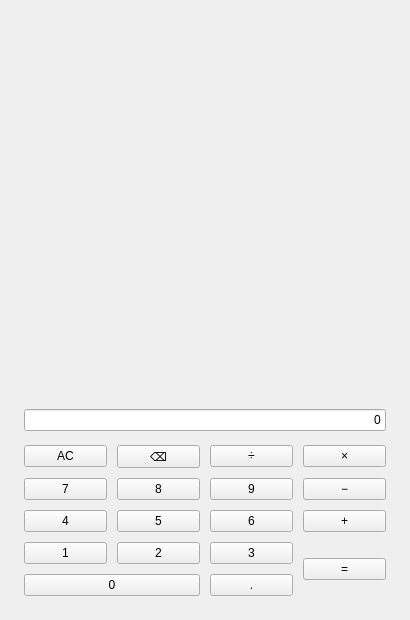
The window that src/mainwindow.ui (xaoruan/Qt-lab1) describes before a commit, drawn with Qt 5.
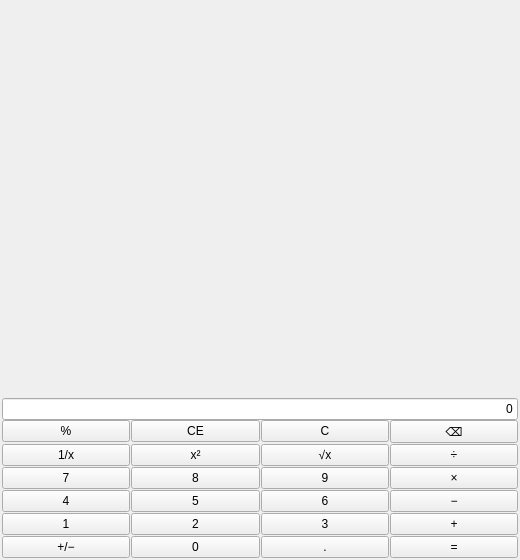
The same window after the commit.

What changed in the file:
```diff
--- a/src/mainwindow.ui
+++ b/src/mainwindow.ui
@@ -6,8 +6,8 @@
    <rect>
     <x>0</x>
     <y>0</y>
-    <width>410</width>
-    <height>620</height>
+    <width>520</width>
+    <height>560</height>
    </rect>
   </property>
   <property name="windowTitle">
@@ -16,19 +16,19 @@
   <widget class="QWidget" name="centralwidget">
    <layout class="QVBoxLayout" name="mainLayout">
     <property name="spacing">
-     <number>14</number>
+     <number>0</number>
     </property>
     <property name="leftMargin">
-     <number>24</number>
+     <number>2</number>
     </property>
     <property name="topMargin">
-     <number>22</number>
+     <number>2</number>
     </property>
     <property name="rightMargin">
-     <number>24</number>
+     <number>2</number>
     </property>
     <property name="bottomMargin">
-     <number>24</number>
+     <number>2</number>
     </property>
     <item>
      <widget class="QLabel" name="lblExpression">
@@ -58,93 +58,135 @@
     </item>
     <item>
      <layout class="QGridLayout" name="buttonGrid">
-      <property name="horizontalSpacing">
-       <number>10</number>
-      </property>
-      <property name="verticalSpacing">
-       <number>10</number>
-      </property>
+      <property name="horizontalSpacing"><number>1</number></property>
+      <property name="verticalSpacing"><number>1</number></property>
+      <property name="leftMargin"><number>0</number></property>
+      <property name="topMargin"><number>0</number></property>
+      <property name="rightMargin"><number>0</number></property>
+      <property name="bottomMargin"><number>0</number></property>
       <item row="0" column="0">
+       <widget class="QPushButton" name="btnPercent">
+        <property name="text"><string>%</string></property>
+        <property name="role" stdset="0"><string>function</string></property>
+        <property name="accessibleName"><string>百分号</string></property>
+       </widget>
+      </item>
+      <item row="0" column="1">
+       <widget class="QPushButton" name="btnClearEntry">
+        <property name="text"><string>CE</string></property>
+        <property name="role" stdset="0"><string>function</string></property>
+        <property name="accessibleName"><string>清除当前输入</string></property>
+       </widget>
+      </item>
+      <item row="0" column="2">
        <widget class="QPushButton" name="btnClear">
-        <property name="text"><string>AC</string></property>
+        <property name="text"><string>C</string></property>
         <property name="role" stdset="0"><string>function</string></property>
         <property name="accessibleName"><string>全部清除</string></property>
        </widget>
       </item>
-      <item row="0" column="1">
+      <item row="0" column="3">
        <widget class="QPushButton" name="btnBackspace">
         <property name="text"><string>⌫</string></property>
         <property name="role" stdset="0"><string>function</string></property>
         <property name="accessibleName"><string>退格</string></property>
        </widget>
       </item>
-      <item row="0" column="2">
-       <widget class="QPushButton" name="btnDivide">
-        <property name="text"><string>÷</string></property>
-        <property name="role" stdset="0"><string>operator</string></property>
-        <property name="accessibleName"><string>除</string></property>
-       </widget>
-      </item>
-      <item row="0" column="3">
-       <widget class="QPushButton" name="btnMultiply">
-        <property name="text"><string>×</string></property>
-        <property name="role" stdset="0"><string>operator</string></property>
-        <property name="accessibleName"><string>乘</string></property>
-       </widget>
-      </item>
       <item row="1" column="0">
-       <widget class="QPushButton" name="btn7"><property name="text"><string>7</string></property><property name="accessibleName"><string>数字7</string></property></widget>
+       <widget class="QPushButton" name="btnReciprocal">
+        <property name="text"><string>1/x</string></property>
+        <property name="role" stdset="0"><string>function</string></property>
+        <property name="accessibleName"><string>倒数</string></property>
+       </widget>
       </item>
       <item row="1" column="1">
-       <widget class="QPushButton" name="btn8"><property name="text"><string>8</string></property><property name="accessibleName"><string>数字8</string></property></widget>
+       <widget class="QPushButton" name="btnSquare">
+        <property name="text"><string>x²</string></property>
+        <property name="role" stdset="0"><string>function</string></property>
+        <property name="accessibleName"><string>平方</string></property>
+       </widget>
       </item>
       <item row="1" column="2">
-       <widget class="QPushButton" name="btn9"><property name="text"><string>9</string></property><property name="accessibleName"><string>数字9</string></property></widget>
+       <widget class="QPushButton" name="btnSqrt">
+        <property name="text"><string>√x</string></property>
+        <property name="role" stdset="0"><string>function</string></property>
+        <property name="accessibleName"><string>平方根</string></property>
+       </widget>
       </item>
       <item row="1" column="3">
-       <widget class="QPushButton" name="btnSubtract">
-        <property name="text"><string>−</string></property>
+       <widget class="QPushButton" name="btnDivide">
+        <property name="text"><string>÷</string></property>
         <property name="role" stdset="0"><string>operator</string></property>
-        <property name="accessibleName"><string>减</string></property>
+        <property name="accessibleName"><string>除</string></property>
        </widget>
       </item>
       <item row="2" column="0">
-       <widget class="QPushButton" name="btn4"><property name="text"><string>4</string></property><property name="accessibleName"><string>数字4</string></property></widget>
+       <widget class="QPushButton" name="btn7"><property name="text"><string>7</string></property><property name="accessibleName"><string>数字7</string></property></widget>
       </item>
       <item row="2" column="1">
-       <widget class="QPushButton" name="btn5"><property name="text"><string>5</string></property><property name="accessibleName"><string>数字5</string></property></widget>
+       <widget class="QPushButton" name="btn8"><property name="text"><string>8</string></property><property name="accessibleName"><string>数字8</string></property></widget>
       </item>
       <item row="2" column="2">
-       <widget class="QPushButton" name="btn6"><property name="text"><string>6</string></property><property name="accessibleName"><string>数字6</string></property></widget>
+       <widget class="QPushButton" name="btn9"><property name="text"><string>9</string></property><property name="accessibleName"><string>数字9</string></property></widget>
       </item>
       <item row="2" column="3">
-       <widget class="QPushButton" name="btnAdd">
-        <property name="text"><string>+</string></property>
+       <widget class="QPushButton" name="btnMultiply">
+        <property name="text"><string>×</string></property>
         <property name="role" stdset="0"><string>operator</string></property>
-        <property name="accessibleName"><string>加</string></property>
+        <property name="accessibleName"><string>乘</string></property>
        </widget>
       </item>
       <item row="3" column="0">
-       <widget class="QPushButton" name="btn1"><property name="text"><string>1</string></property><property name="accessibleName"><string>数字1</string></property></widget>
+       <widget class="QPushButton" name="btn4"><property name="text"><string>4</string></property><property name="accessibleName"><string>数字4</string></property></widget>
       </item>
       <item row="3" column="1">
-       <widget class="QPushButton" name="btn2"><property name="text"><string>2</string></property><property name="accessibleName"><string>数字2</string></property></widget>
+       <widget class="QPushButton" name="btn5"><property name="text"><string>5</string></property><property name="accessibleName"><string>数字5</string></property></widget>
       </item>
       <item row="3" column="2">
+       <widget class="QPushButton" name="btn6"><property name="text"><string>6</string></property><property name="accessibleName"><string>数字6</string></property></widget>
+      </item>
+      <item row="3" column="3">
+       <widget class="QPushButton" name="btnSubtract">
+        <property name="text"><string>−</string></property>
+        <property name="role" stdset="0"><string>operator</string></property>
+        <property name="accessibleName"><string>减</string></property>
+       </widget>
+      </item>
+      <item row="4" column="0">
+       <widget class="QPushButton" name="btn1"><property name="text"><string>1</string></property><property name="accessibleName"><string>数字1</string></property></widget>
+      </item>
+      <item row="4" column="1">
+       <widget class="QPushButton" name="btn2"><property name="text"><string>2</string></property><property name="accessibleName"><string>数字2</string></property></widget>
+      </item>
+      <item row="4" column="2">
        <widget class="QPushButton" name="btn3"><property name="text"><string>3</string></property><property name="accessibleName"><string>数字3</string></property></widget>
       </item>
-      <item row="3" column="3" rowspan="2">
+      <item row="4" column="3">
+       <widget class="QPushButton" name="btnAdd">
+        <property name="text"><string>+</string></property>
+        <property name="role" stdset="0"><string>operator</string></property>
+        <property name="accessibleName"><string>加</string></property>
+       </widget>
+      </item>
+      <item row="5" column="0">
+       <widget class="QPushButton" name="btnSign">
+        <property name="text"><string>+/−</string></property>
+        <property name="role" stdset="0"><string>function</string></property>
+        <property name="accessibleName"><string>改变正负号</string></property>
+       </widget>
+      </item>
+      <item row="5" column="1">
+       <widget class="QPushButton" name="btn0"><property name="text"><string>0</string></property><property name="accessibleName"><string>数字0</string></property></widget>
+      </item>
+      <item row="5" column="2">
+       <widget class="QPushButton" name="btnDecimal"><property name="text"><string>.</string></property><property name="accessibleName"><string>小数点</string></property></widget>
+      </item>
+      <item row="5" column="3">
        <widget class="QPushButton" name="btnEquals">
         <property name="text"><string>=</string></property>
         <property name="accessibleName"><string>等于</string></property>
        </widget>
       </item>
-      <item row="4" column="0" colspan="2">
-       <widget class="QPushButton" name="btn0"><property name="text"><string>0</string></property><property name="accessibleName"><string>数字0</string></property></widget>
-      </item>
-      <item row="4" column="2">
-       <widget class="QPushButton" name="btnDecimal"><property name="text"><string>.</string></property><property name="accessibleName"><string>小数点</string></property></widget>
-      </item>
      </layout>
     </item>
    </layout>
```
